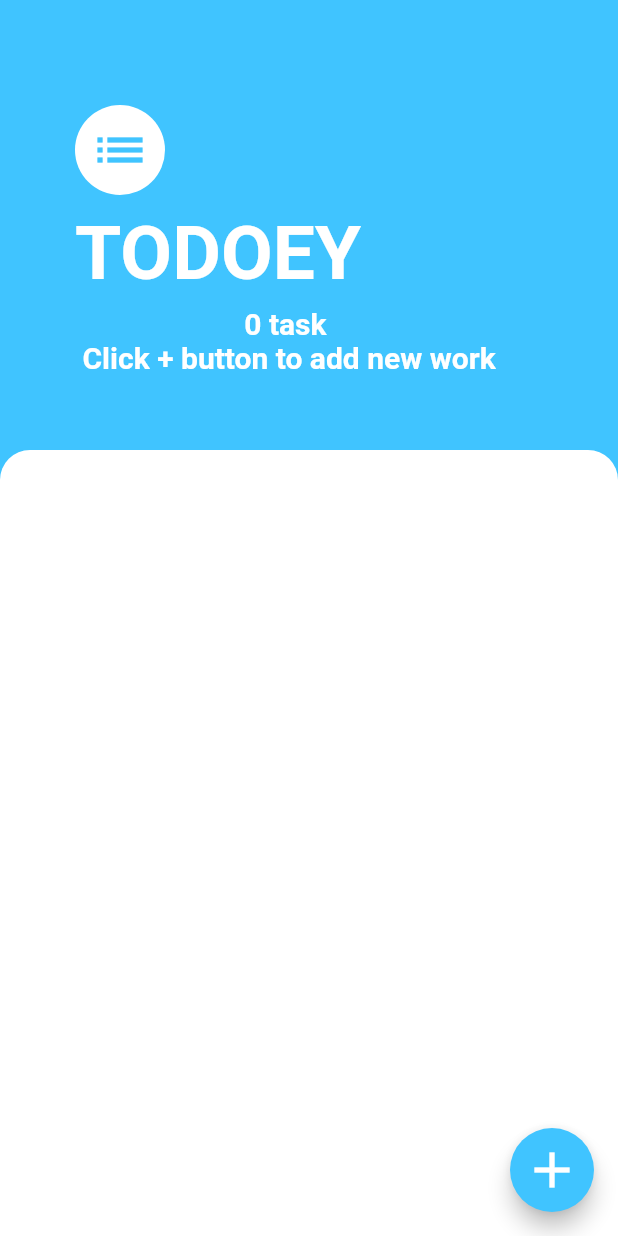
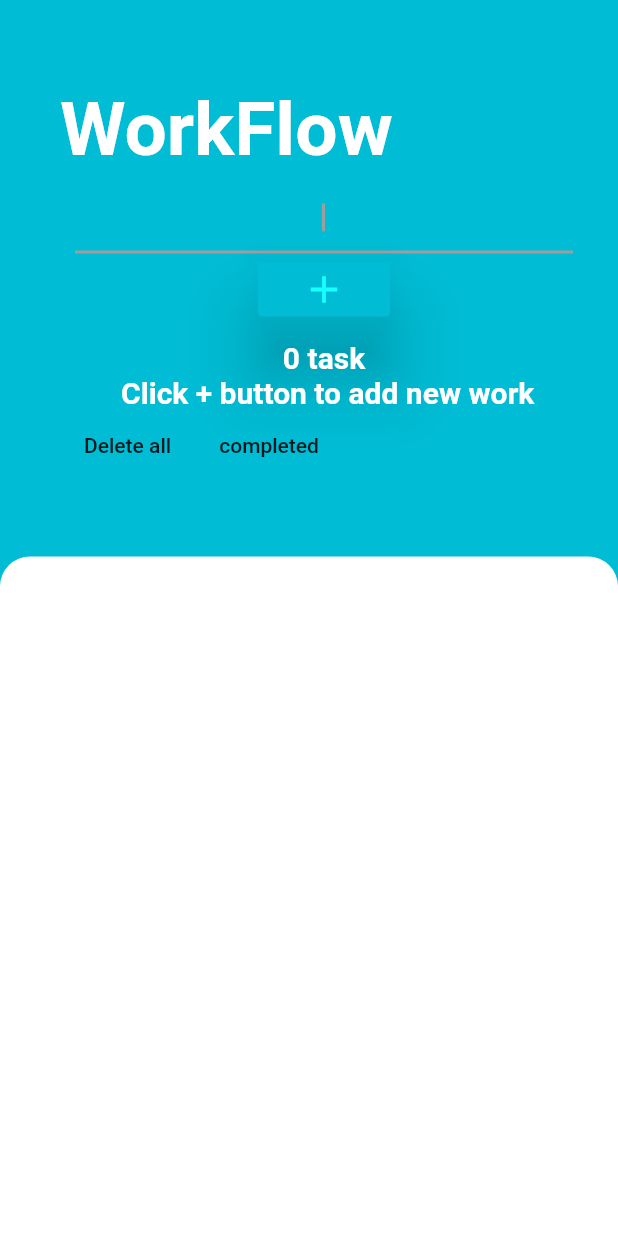
Before and after one commit to sayanmondal31/todo, a Flutter app: the screen it shows after launch, on a phone screen of 412 x 824 dp. Run offline on Flutter 3.47's test engine with Material 2 defaults, Android fonts, the phone set to English and light mode, and no system bars.

Commit message:
todo: => complete page add

```diff
--- a/lib/main.dart
+++ b/lib/main.dart
@@ -1,5 +1,6 @@
 import 'package:flutter/material.dart';
 import 'package:provider/provider.dart';
+
 import 'package:todo/models/task_data.dart';
 import 'package:todo/screen/task_screen.dart';
 
@@ -8,9 +9,10 @@ void main() => runApp(TodoHome());
 class TodoHome extends StatelessWidget {
   @override
   Widget build(BuildContext context) {
-    return ChangeNotifierProvider(
+    return ChangeNotifierProvider<TaskData>(
       create: (context) => TaskData(),
       child: MaterialApp(
+        theme: ThemeData(primarySwatch: Colors.grey),
         debugShowCheckedModeBanner: false,
         home: TasksScreen(),
       ),
--- a/lib/models/task_data.dart
+++ b/lib/models/task_data.dart
@@ -1,3 +1,4 @@
+import 'package:flutter/cupertino.dart';
 import 'package:flutter/foundation.dart';
 import 'package:todo/models/task.dart';
 import 'dart:collection';
@@ -5,13 +6,14 @@ import 'dart:collection';
 class TaskData extends ChangeNotifier {
   List<Task> _tasks = [];
 
-  UnmodifiableListView<Task> get tasks {
-    return UnmodifiableListView(_tasks);
-  }
+  List<Task> _completedTask = [];
 
-  int get totalTask {
-    return _tasks.length;
-  }
+
+  UnmodifiableListView<Task> get tasks => UnmodifiableListView(_tasks);
+  UnmodifiableListView<Task> get completdTasks => UnmodifiableListView(_completedTask);
+
+  int get totalTask => _tasks.length;
+  int get completeTotalTask => _completedTask.length;
 
   void addTask(String updatedDatalist) {
     final task = Task(name: updatedDatalist);
@@ -19,12 +21,24 @@ class TaskData extends ChangeNotifier {
     notifyListeners();
   }
 
+
+
   void checkBoxtick(Task task) {
     task.toggledone();
+    task.isdone?_completedTask.add(task):_completedTask.remove(task);
+    print(_completedTask);
     notifyListeners();
   }
 
   void deleteTask(Task task) {
     _tasks.remove(task);
+    _completedTask.remove(task);
+    notifyListeners();
+  }
+
+  void deleteAll() {
+    _tasks.clear();
+    _completedTask.clear();
+    notifyListeners();
   }
 }
--- a/lib/screen/add_task.dart
+++ b/lib/screen/add_task.dart
@@ -44,7 +44,7 @@ class AddTask extends StatelessWidget {
                 padding: EdgeInsets.symmetric(horizontal: 100),
                 color: Colors.lightBlueAccent,
                 onPressed: () {
-                  Provider.of<TaskData>(context,listen: false).addTask(updatedDatalist);
+                  Provider.of<TaskData>(context,listen: false).addTask(updatedDatalist??'');
                   Navigator.pop(context);
                 },
                 child: Text(
--- a/lib/screen/task_screen.dart
+++ b/lib/screen/task_screen.dart
@@ -1,7 +1,10 @@
+
+
 import 'package:flutter/material.dart';
 import 'package:todo/models/task.dart';
 import 'package:todo/models/task_data.dart';
 import 'package:todo/screen/add_task.dart';
+import 'package:todo/screen/completedTask.dart';
 import 'package:todo/screen/task_view.dart';
 import 'package:provider/provider.dart';
 
@@ -13,45 +16,84 @@ class TasksScreen extends StatefulWidget {
 class _TasksScreenState extends State<TasksScreen> {
   @override
   Widget build(BuildContext context) {
+    String updatedDatalist = " ";
     String writting_emoji = "📝";
+
+    final _controller = TextEditingController();
+    void clearField() => _controller.clear();
+
     return Scaffold(
-      floatingActionButton: FloatingActionButton(
-        backgroundColor: Colors.lightBlueAccent,
-        child: Icon(Icons.add, size: 40),
-        onPressed: () => showModalBottomSheet(
-            context: context, builder: (context) => AddTask()),
+      appBar: AppBar(
+        elevation: 0,
+        backgroundColor: Colors.cyan,
       ),
-      backgroundColor: Colors.lightBlueAccent,
+      backgroundColor: Colors.cyan,
       body: Column(
         crossAxisAlignment: CrossAxisAlignment.start,
         children: <Widget>[
           Container(
             padding:
-                EdgeInsets.only(top: 70.0, left: 50, right: 20.0, bottom: 50),
+                EdgeInsets.only(top: 1.0, left: 40, right: 20.0, bottom: 50),
             child: Column(
               crossAxisAlignment: CrossAxisAlignment.start,
               children: <Widget>[
-                CircleAvatar(
-                  child: Icon(
-                    Icons.list,
-                    size: 40,
-                    color: Colors.lightBlueAccent,
-                  ),
-                  radius: 30.0,
-                  backgroundColor: Colors.white,
-                ),
-                SizedBox(
-                  height: 10,
-                ),
+                // SizedBox(height:10),
+                // CircleAvatar(
+                //   child: Icon(
+                //     Icons.list,
+                //     size: 40,
+                //     color: Colors.lightBlueAccent,
+                //   ),
+                //   radius: 30.0,
+                //   backgroundColor: Colors.white,
+                // ),
+
                 Text(
-                  "TODOEY",
+                  "WorkFlow",
                   style: TextStyle(
                       fontWeight: FontWeight.w700,
                       fontSize: 50,
                       color: Colors.white),
                 ),
-                SizedBox(height: 5),
+                SizedBox(
+                  height: 5,
+                ),
+                Padding(
+                  padding: const EdgeInsets.symmetric(horizontal: 10),
+                  child: TextField(
+                    // decoration: InputDecoration(
+                    //     prefixIcon: Icon(Icons.search),
+                    //     hintText: "Search your teacher with area code"),
+                    controller: _controller,
+                    showCursor: true,
+                    autofocus: true,
+                    cursorRadius: Radius.circular(10.0),
+                    textAlign: TextAlign.center,
+                    onChanged: (newAddeddata) {
+                      updatedDatalist = newAddeddata;
+                    },
+                  ),
+                ),
+
+                Center(
+                  child: RaisedButton(
+                    onPressed: () {
+                      Provider.of<TaskData>(context, listen: false)
+                          .addTask(updatedDatalist ?? '');
+                      clearField();
+                    },
+                    color: Colors.cyan,
+                    elevation: 20,
+                    child: Icon(
+                      Icons.add,
+                      size: 30,
+                      color: Colors.cyanAccent,
+                    ),
+                  ),
+                ),
+                SizedBox(height: 10),
                 Column(
+                  mainAxisAlignment: MainAxisAlignment.start,
                   children: <Widget>[
                     Text(
                       "${Provider.of<TaskData>(context).totalTask} ${Provider.of<TaskData>(context).totalTask < 2 ? "task" : "tasks"}",
@@ -60,13 +102,28 @@ class _TasksScreenState extends State<TasksScreen> {
                           fontSize: 20,
                           color: Colors.white),
                     ),
-                     Text(
-                      " ${Provider.of<TaskData>(context).totalTask == 0 ? "Click + button to add new work":"$writting_emoji"  }",
+                    Text(
+                      " ${Provider.of<TaskData>(context).totalTask == 0 ? "Click + button to add new work" : "$writting_emoji"}",
                       style: TextStyle(
                           fontWeight: FontWeight.w700,
                           fontSize: 20,
                           color: Colors.white),
                     ),
+                    Row(
+                      children: [
+                        Consumer<TaskData>(
+                          builder: (_, taskdata, __) {
+                            return FlatButton(
+                                onPressed: () => taskdata.deleteAll(),
+                                child: Text("Delete all"));
+                          },
+                        ),
+                        FlatButton(onPressed: (){
+                          Navigator.push(context, MaterialPageRoute(fullscreenDialog: true, builder: (context)=>CompletedTask()));
+                        }, child: Text("completed"))
+                      ],
+                    ),
+
                   ],
                 )
               ],
--- a/pubspec.yaml
+++ b/pubspec.yaml
@@ -24,6 +24,7 @@ dependencies:
   # Use with the CupertinoIcons class for iOS style icons.
   cupertino_icons: ^0.1.2
   provider: ^4.0.4
+  path_provider:
 
 dev_dependencies:
   flutter_test:
```
Also changed, not shown: lib/screen/completedTask.dart (added, +28 -0 lines), lib/screen/task_tile.dart (+17 -14 lines), pubspec.lock, 14 other files.
